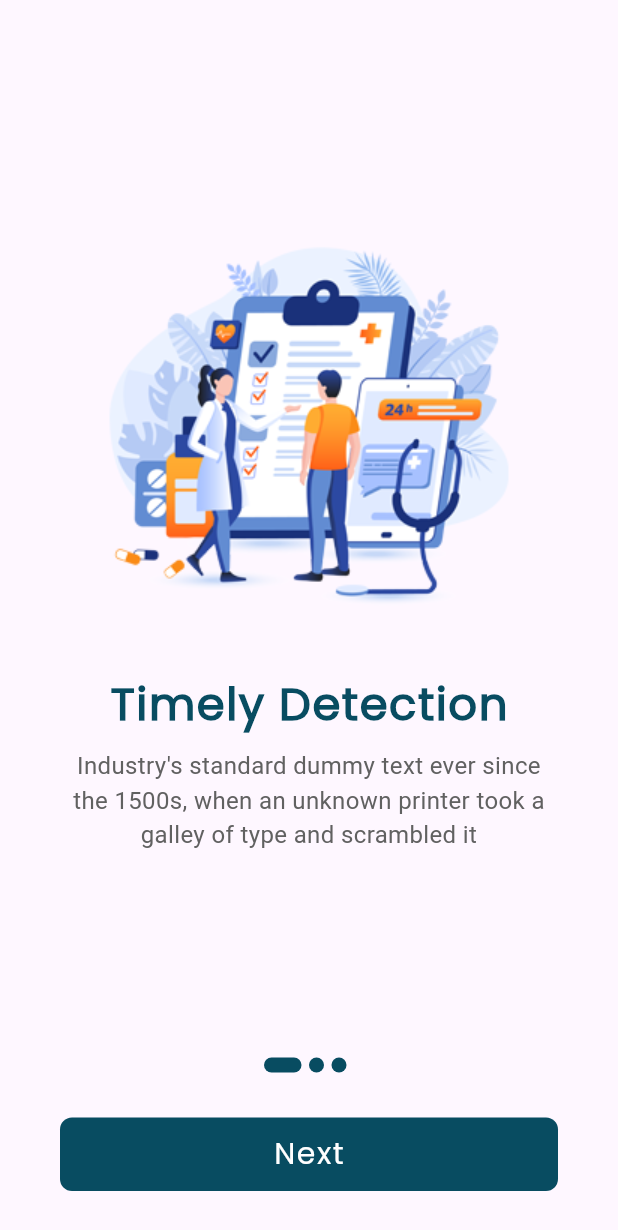
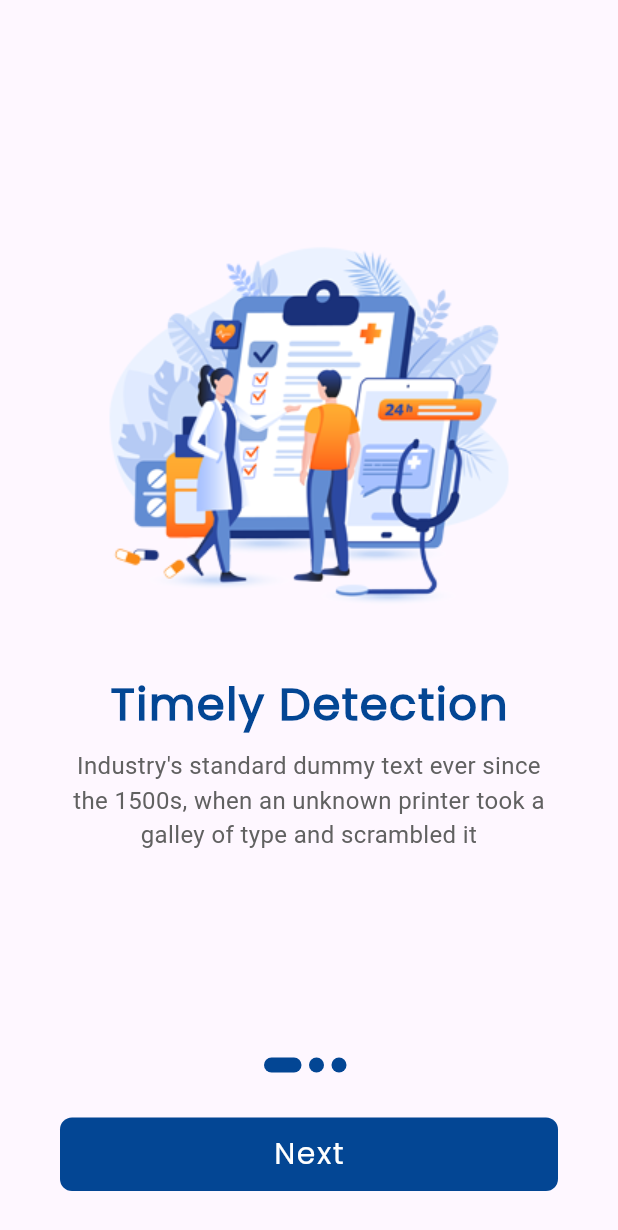
Before and after one commit to BilalKhanT/OculaCare, a Flutter app: the screen it shows after launch, on a phone screen of 412 x 824 dp. Shown: the top 1230 px of the screen. Run offline on Flutter 3.47's test engine with Material 3 defaults, Android fonts, the phone set to English and light mode, and no system bars; our stand-ins replace bloc, camera, equatable, flutter_bloc, flutter_screenutil, go_router and 4 more; missing offline and left inert: google_mlkit_face_detection.

Commit message:
added: custom icon and splash

```diff
--- a/lib/configs/presentation/constants/colors.dart
+++ b/lib/configs/presentation/constants/colors.dart
@@ -3,6 +3,6 @@ import 'package:flutter/material.dart';
 class AppColors {
   AppColors._();
   static const screenBackground = Color(0xFFF9FAFB);
-  static const appColor = Color(0xFF084C61);
+  static const appColor = Color(0xFF034694);
   static final textGrey = Colors.grey.shade700;
 }
--- a/lib/presentation/login/login_view.dart
+++ b/lib/presentation/login/login_view.dart
@@ -52,6 +52,8 @@ class LoginScreen extends StatelessWidget {
                   child: Column(
                     crossAxisAlignment: CrossAxisAlignment.start,
                     children: [
+                      Center(child: Image.asset("assets/images/app_logo.png", height: screenHeight * 0.3,)),
+
                       Text(
                         'Login',
                         style: TextStyle(
```
Also changed, not shown: pubspec.lock, 15 other files.
